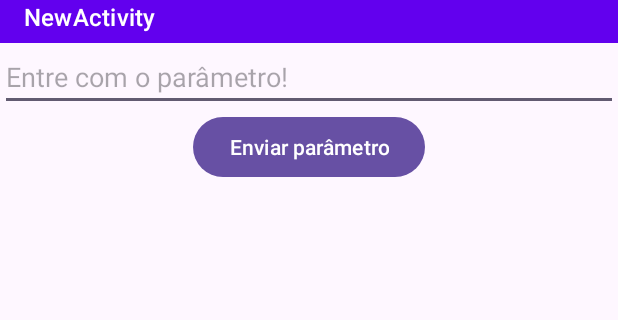
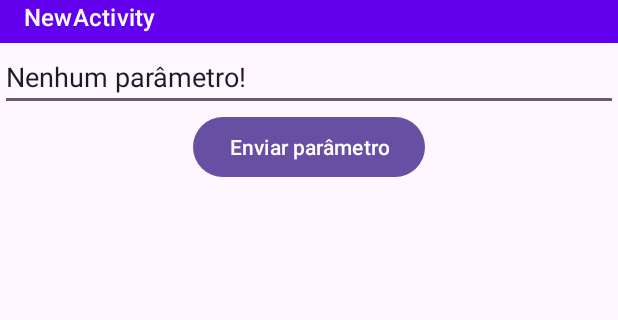
Before and after one commit to Felipe-Vilela/Intents, an Android app: the screen it shows after launch (NewActivity), after a tap on "Entrar parâmetro", on a phone screen of 412 x 824 dp, the part 53-373 px from its top. Run offline under Robolectric (Android 15) with nearby library versions, the phone set to English and light mode, and no system bars.

Commit message:
feat: get if content already exists

```diff
--- a/app/src/main/java/br/edu/ifsp/scl/ads/prdm/sc303898x/intents/MainActivity.kt
+++ b/app/src/main/java/br/edu/ifsp/scl/ads/prdm/sc303898x/intents/MainActivity.kt
@@ -26,6 +26,7 @@ class MainActivity : AppCompatActivity() {
 
         amb.entrarParametroBt.setOnClickListener{
             Intent(this@MainActivity, NewActivity::class.java).apply {
+                putExtra(EXTRA_PARAMETER, amb.parametroTv.text.toString())
                 startActivityForResult(this@apply, NEW_ACTIVITY_REQUEST_CODE)
             }
         }
--- a/app/src/main/java/br/edu/ifsp/scl/ads/prdm/sc303898x/intents/NewActivity.kt
+++ b/app/src/main/java/br/edu/ifsp/scl/ads/prdm/sc303898x/intents/NewActivity.kt
@@ -3,6 +3,7 @@ package br.edu.ifsp.scl.ads.prdm.sc303898x.intents
 import android.content.Intent
 import android.os.Bundle
 import androidx.appcompat.app.AppCompatActivity
+import br.edu.ifsp.scl.ads.prdm.sc303898x.intents.MainActivity.Constants.EXTRA_PARAMETER
 import br.edu.ifsp.scl.ads.prdm.sc303898x.intents.databinding.ActivityNewBinding
 
 class NewActivity : AppCompatActivity() {
@@ -28,5 +29,9 @@ class NewActivity : AppCompatActivity() {
                 finish()
             }
         }
+
+        intent.getStringExtra(EXTRA_PARAMETER)?.let {
+            anb.parametroEt.setText(it)
+        }
     }
 }
```
